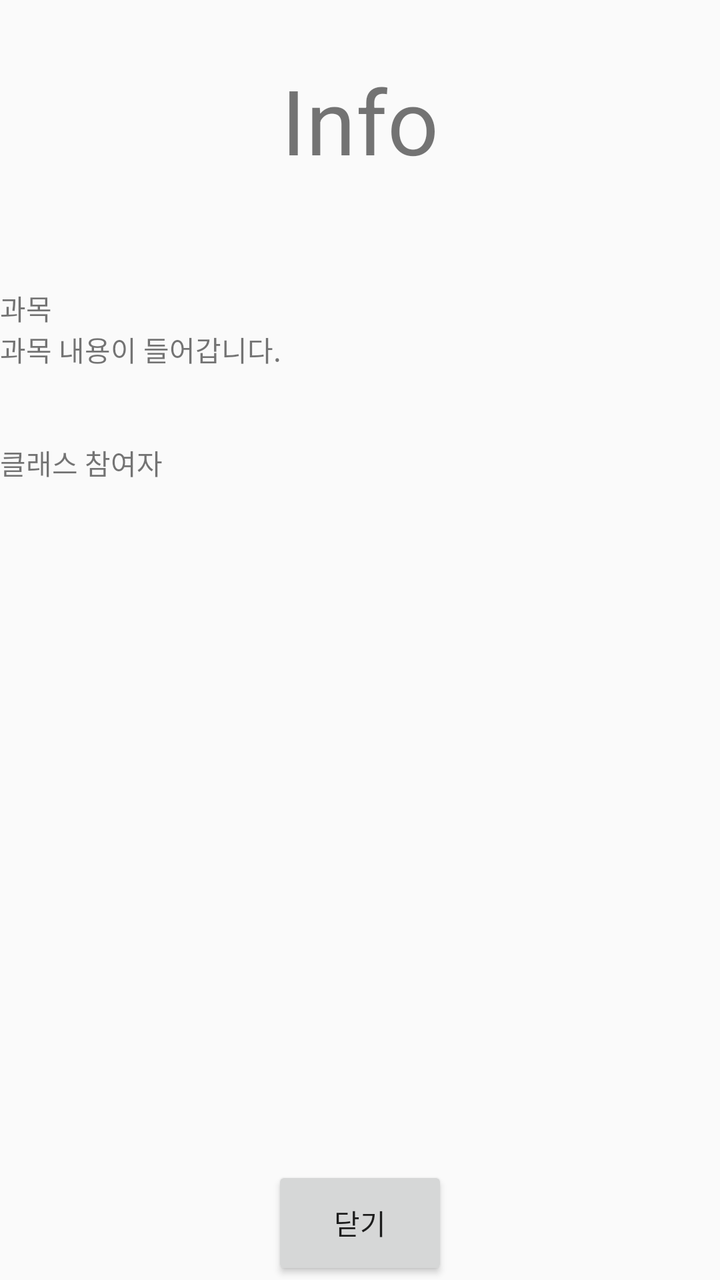
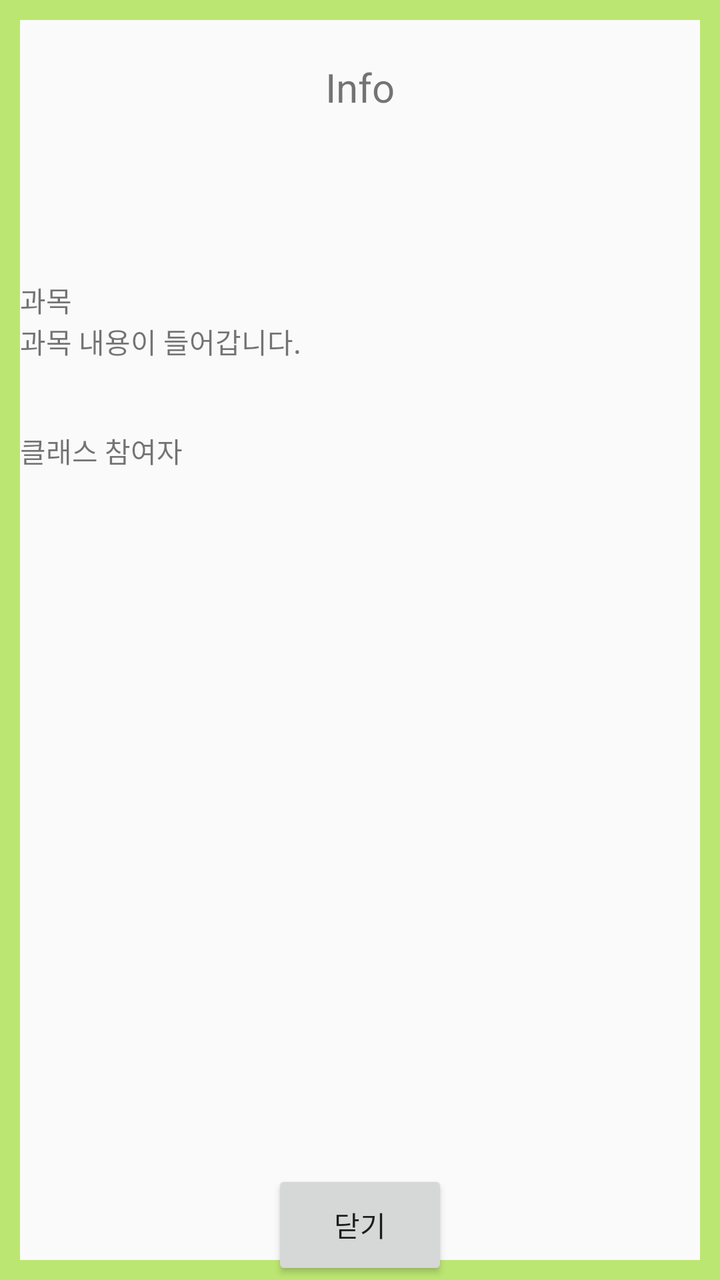

Compare the two renders of this Android layout. The source of the first and the diff that turns it into the second are given below.
<!-- AndroidManifest.xml: application theme Theme.AppCompat.Light.DarkActionBar -->
<!-- res/layout/activity_class_info.xml -->
<?xml version="1.0" encoding="utf-8"?>
<LinearLayout xmlns:android="http://schemas.android.com/apk/res/android"
    xmlns:app="http://schemas.android.com/apk/res-auto"
    xmlns:tools="http://schemas.android.com/tools"
    android:layout_width="match_parent"
    android:layout_height="match_parent"
    tools:context=".classInfo"
    android:orientation="vertical"
    android:weightSum="5">

    <TextView
        android:layout_width="wrap_content"
        android:layout_height="0dp"
        android:layout_weight="1"
        android:layout_gravity="center"
        android:layout_marginTop="30dp"
        android:textSize="45dp"
        android:text="Info"/>

    <TextView
        android:layout_width="wrap_content"
        android:layout_height="wrap_content"
        android:text="과목"/>
    <TextView
        android:id="@+id/cSubject"
        android:layout_width="wrap_content"
        android:layout_height="0dp"
        android:layout_weight="0.5"
        android:text="과목 내용이 들어갑니다."/>
    <TextView
        android:layout_width="wrap_content"
        android:layout_height="wrap_content"
        android:text="클래스 참여자"/>
    <ScrollView
        android:layout_width="wrap_content"
        android:layout_height="0dp"
        android:layout_weight="3"
        android:fillViewport="true">
        <ListView
            android:id="@+id/cPersonList"
            android:layout_width="match_parent"
            android:layout_height="match_parent"
            android:layout_gravity="center"/>
    </ScrollView>
    <Button
        android:layout_width="wrap_content"
        android:layout_height="0dp"
        android:layout_weight="0.5"
        android:text="닫기"
        android:id="@+id/exit4"
        android:layout_gravity="center"/>

</LinearLayout>
<!-- resources referenced by this layout -->
<resources>

</resources>

<!-- the commit's change to res/layout/activity_class_info.xml (unified diff, before → after) -->
@@ -6,6 +6,7 @@
     android:layout_height="match_parent"
     tools:context=".classInfo"
     android:orientation="vertical"
+    android:background="@drawable/lay_edge"
     android:weightSum="5">
 
     <TextView
@@ -14,20 +15,23 @@
         android:layout_weight="1"
         android:layout_gravity="center"
         android:layout_marginTop="30dp"
-        android:textSize="45dp"
+        android:textSize="20dp"
         android:text="Info"/>
 
     <TextView
+        android:layout_marginLeft="10dp"
         android:layout_width="wrap_content"
         android:layout_height="wrap_content"
         android:text="과목"/>
     <TextView
         android:id="@+id/cSubject"
+        android:layout_marginLeft="10dp"
         android:layout_width="wrap_content"
         android:layout_height="0dp"
         android:layout_weight="0.5"
         android:text="과목 내용이 들어갑니다."/>
     <TextView
+        android:layout_marginLeft="10dp"
         android:layout_width="wrap_content"
         android:layout_height="wrap_content"
         android:text="클래스 참여자"/>
@@ -35,6 +39,7 @@
         android:layout_width="wrap_content"
         android:layout_height="0dp"
         android:layout_weight="3"
+        android:layout_margin="10dp"
         android:fillViewport="true">
         <ListView
             android:id="@+id/cPersonList"
<!-- resource entries referenced after the edit -->
@@ -1,5 +1,15 @@
 <!-- resources referenced by this layout -->
 <resources>
-
+  <!-- drawable lay_edge (drawable) -->
+  <?xml version="1.0" encoding="utf-8"?>
+  <layer-list xmlns:android="http://schemas.android.com/apk/res/android">
+      <item>
+          <shape android:shape="rectangle">
+              <stroke android:width = "10dp" android:color ="#BCE672"/>
+              <solid android:color="#00ff0000"/>
+          </shape>
+      </item>
+  
+  </layer-list>
 </resources>
 
